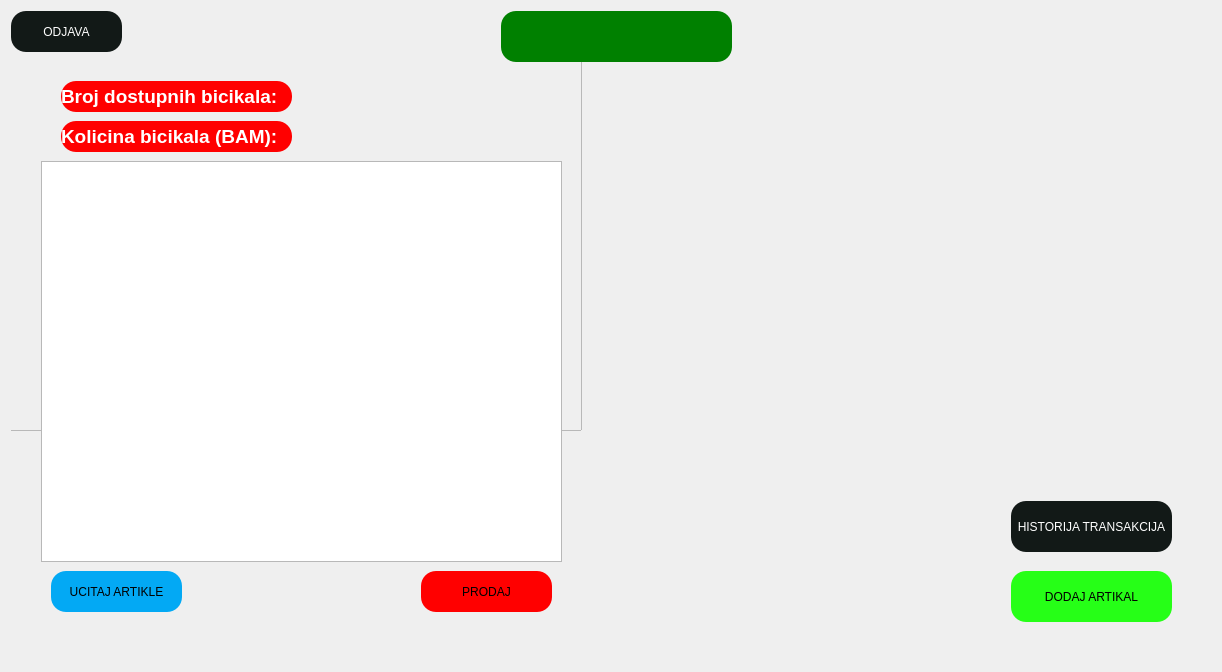
First picture: the form in dashboard.ui, repository ahmedjasarevic/Bike-Shop, before the edit.
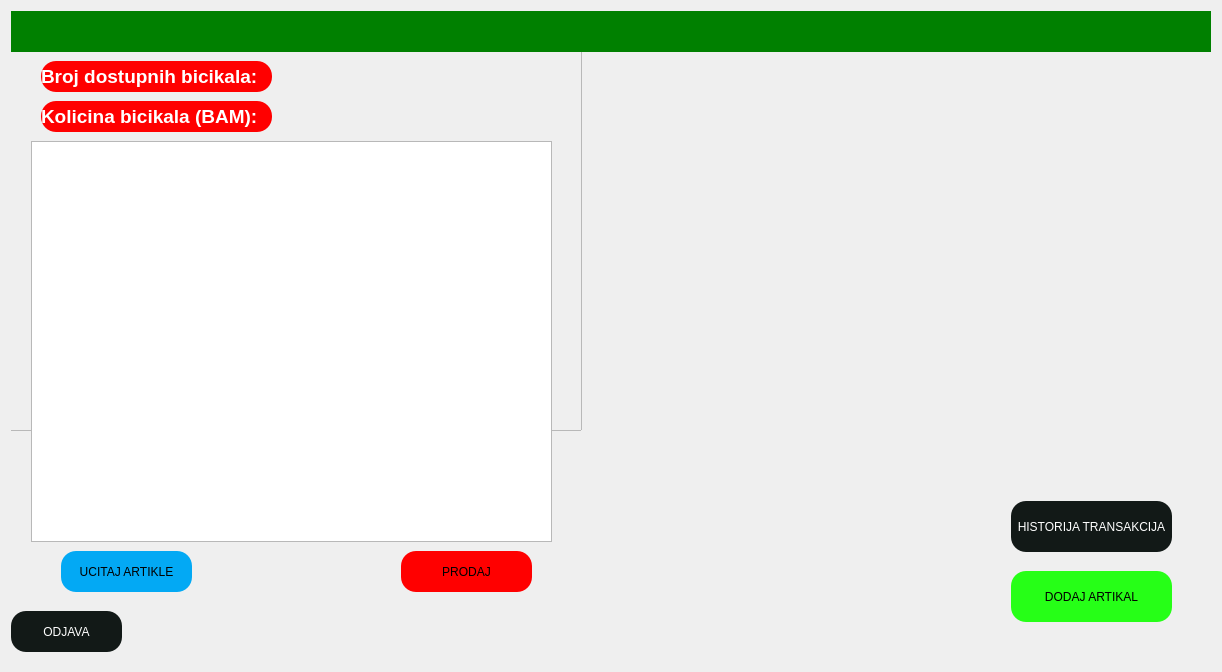
Second picture: the form after the edit. The open tabs and pages were chosen to show the change. Icons and pictures are not drawn.

What changed in the file:
```diff
--- a/dashboard.ui
+++ b/dashboard.ui
@@ -102,8 +102,8 @@
       <widget class="QPushButton" name="pushButton_3">
        <property name="geometry">
         <rect>
-         <x>40</x>
-         <y>560</y>
+         <x>50</x>
+         <y>540</y>
          <width>131</width>
          <height>41</height>
         </rect>
@@ -119,8 +119,8 @@
       <widget class="QTableView" name="tableView">
        <property name="geometry">
         <rect>
-         <x>30</x>
-         <y>150</y>
+         <x>20</x>
+         <y>130</y>
          <width>521</width>
          <height>401</height>
         </rect>
@@ -129,10 +129,10 @@
       <widget class="QLabel" name="dobrodosli">
        <property name="geometry">
         <rect>
-         <x>490</x>
+         <x>0</x>
          <y>0</y>
-         <width>231</width>
-         <height>51</height>
+         <width>1251</width>
+         <height>41</height>
         </rect>
        </property>
        <property name="font">
@@ -146,7 +146,7 @@
         <string notr="true">color:white;
 font:15px;
 background-color:green;
-border-radius: 15px;</string>
+qproperty-alignment: AlignCenter;</string>
        </property>
        <property name="text">
         <string>&lt;html&gt;&lt;head/&gt;&lt;body&gt;&lt;p align=&quot;center&quot;&gt;&lt;br/&gt;&lt;/p&gt;&lt;/body&gt;&lt;/html&gt;</string>
@@ -158,8 +158,8 @@
       <widget class="QLabel" name="stanje">
        <property name="geometry">
         <rect>
-         <x>50</x>
-         <y>70</y>
+         <x>30</x>
+         <y>50</y>
          <width>231</width>
          <height>31</height>
         </rect>
@@ -185,8 +185,8 @@
       <widget class="QLabel" name="stanjeBAM">
        <property name="geometry">
         <rect>
-         <x>50</x>
-         <y>110</y>
+         <x>30</x>
+         <y>90</y>
          <width>231</width>
          <height>31</height>
         </rect>
@@ -221,8 +221,8 @@
       <widget class="QPushButton" name="pushButton_5">
        <property name="geometry">
         <rect>
-         <x>410</x>
-         <y>560</y>
+         <x>390</x>
+         <y>540</y>
          <width>131</width>
          <height>41</height>
         </rect>
@@ -239,7 +239,7 @@
        <property name="geometry">
         <rect>
          <x>0</x>
-         <y>0</y>
+         <y>600</y>
          <width>111</width>
          <height>41</height>
         </rect>
```
Left out of the diff: 2 changed lines with no effect on the pictures.
